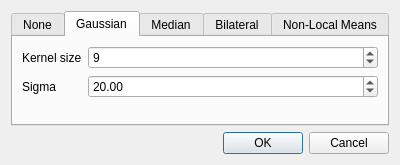
Old version of the form src/gui/filtering.ui in the repository jqln-0/ar-tabletop.
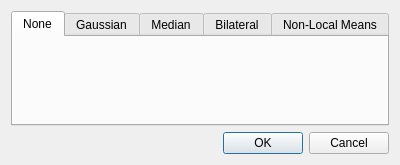
New version of the form.

Commit message: Implement functionality of filter chooser.

The edit to the form file:
```diff
--- a/src/gui/filtering.ui
+++ b/src/gui/filtering.ui
@@ -30,7 +30,7 @@
   </property>
   <layout class="QVBoxLayout" name="verticalLayout">
    <item>
-    <widget class="QTabWidget" name="NoneTab">
+    <widget class="QTabWidget" name="Filters">
      <property name="tabPosition">
       <enum>QTabWidget::North</enum>
      </property>
@@ -46,7 +46,7 @@
      <property name="tabsClosable">
       <bool>false</bool>
      </property>
-     <widget class="QWidget" name="tab">
+     <widget class="QWidget" name="NoneTab">
       <attribute name="title">
        <string>None</string>
       </attribute>
```
Left out of the diff: 2 changed lines with no effect on the pictures. The commit also changes 3 other files.
